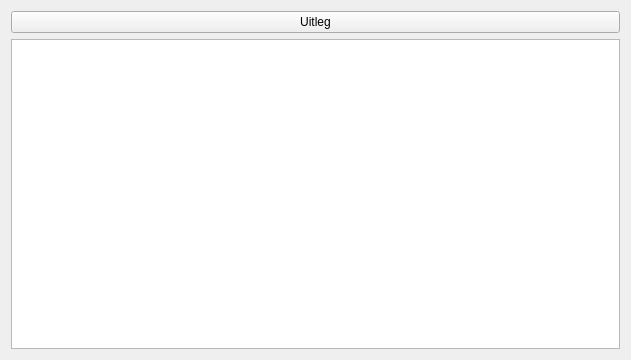
This is src/app/ruleCreator/helpWindow.ui in Dtai/PokerbotClient as Qt 5 draws it before an edit. The edited form follows.
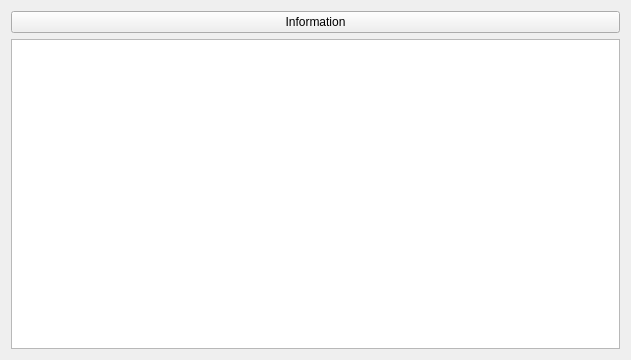
This is the edited form.

```diff
--- a/src/app/ruleCreator/helpWindow.ui
+++ b/src/app/ruleCreator/helpWindow.ui
@@ -26,7 +26,7 @@
    <item row="0" column="0">
     <widget class="QPushButton" name="btnInformation">
      <property name="text">
-      <string>Uitleg</string>
+      <string>Information</string>
      </property>
     </widget>
    </item>
```
Left out of the diff: 2 changed lines with no effect on the pictures.
